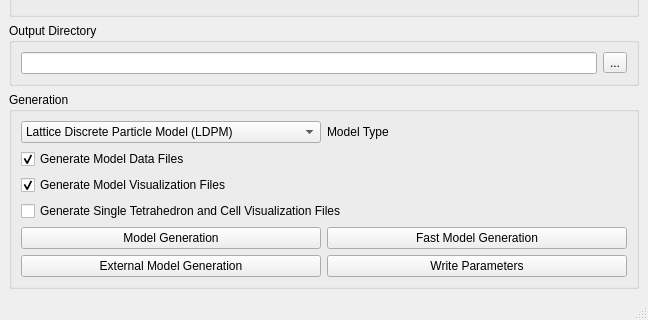
Before: the Qt Designer form freecad/chronoWorkbench/gui/ui/ui_LDPMCSL_generation.ui in Computational-Mechanics-Material-Models/chrono-preprocessor, drawn with Qt 5; both pictures show x 0 to 648 and y 589 to 909 of the 648 by 909 pixel window.
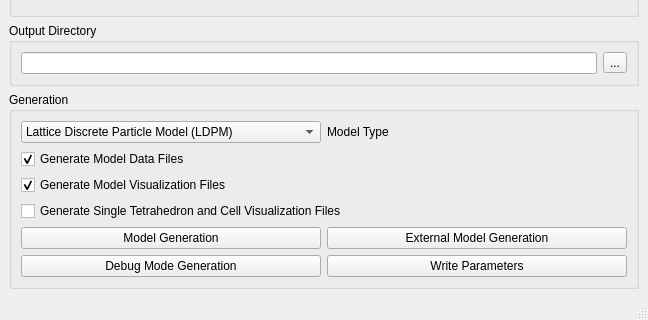
After: the same form once the commit is applied.

Commit message: Revised "Fast Model Generation" to be the standard "Model Generation"; and resived the original "Model Generation" to be "Debug Mode Generation". It is recommended that users do not use debug mode unless they need to see all error reports, as this mode is significantly slower than the other options.

```diff
--- a/freecad/chronoWorkbench/gui/ui/ui_LDPMCSL_generation.ui
+++ b/freecad/chronoWorkbench/gui/ui/ui_LDPMCSL_generation.ui
@@ -227,7 +227,7 @@
          <item>
           <layout class="QGridLayout" name="gridLayout_3">
            <item row="0" column="0">
-            <widget class="QPushButton" name="generate">
+            <widget class="QPushButton" name="generateFast">
              <property name="sizePolicy">
               <sizepolicy hsizetype="Preferred" vsizetype="Fixed">
                <horstretch>0</horstretch>
@@ -249,28 +249,6 @@
             </widget>
            </item>
            <item row="0" column="1">
-            <widget class="QPushButton" name="generateFast">
-             <property name="sizePolicy">
-              <sizepolicy hsizetype="Preferred" vsizetype="Fixed">
-               <horstretch>0</horstretch>
-               <verstretch>0</verstretch>
-              </sizepolicy>
-             </property>
-             <property name="minimumSize">
-              <size>
-               <width>100</width>
-               <height>20</height>
-              </size>
-             </property>
-             <property name="text">
-              <string>Fast Model Generation</string>
-             </property>
-             <property name="autoDefault">
-              <bool>false</bool>
-             </property>
-            </widget>
-           </item>
-           <item row="1" column="0">
             <widget class="QPushButton" name="externalGenerate">
              <property name="enabled">
               <bool>true</bool>
@@ -295,6 +273,28 @@
              </property>
             </widget>
            </item>
+           <item row="1" column="0">
+            <widget class="QPushButton" name="generate">
+             <property name="sizePolicy">
+              <sizepolicy hsizetype="Preferred" vsizetype="Fixed">
+               <horstretch>0</horstretch>
+               <verstretch>0</verstretch>
+              </sizepolicy>
+             </property>
+             <property name="minimumSize">
+              <size>
+               <width>100</width>
+               <height>20</height>
+              </size>
+             </property>
+             <property name="text">
+              <string>Debug Mode Generation</string>
+             </property>
+             <property name="autoDefault">
+              <bool>false</bool>
+             </property>
+            </widget>
+           </item>
            <item row="1" column="1">
             <widget class="QPushButton" name="writePara">
              <property name="enabled">
```
